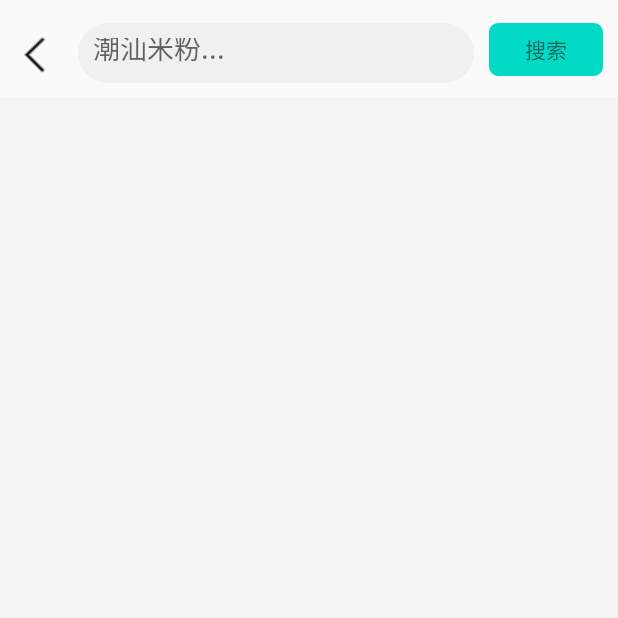
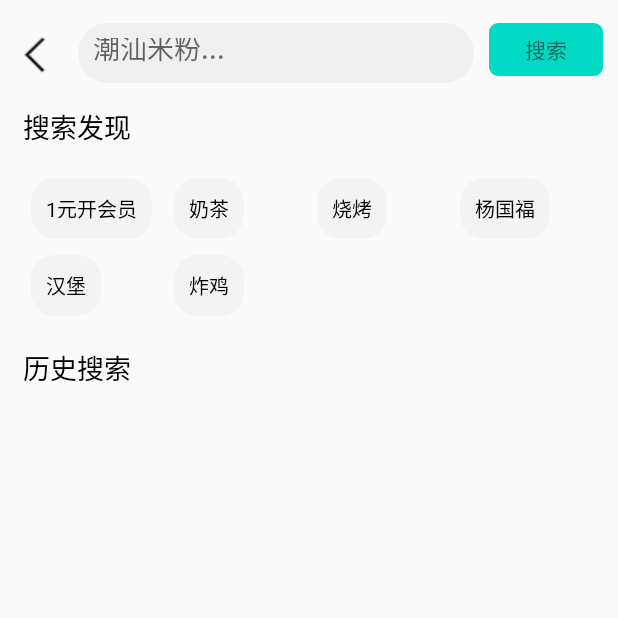
Before and after one commit to JasonO11111/WhatToEatToday, an Android app: the SearchActivity screen opened directly, with no data from a screen before it, on a phone screen of 412 x 824 dp, the top half of it. Run offline under Robolectric (Android 15) with nearby library versions, the phone set to English and light mode, and no system bars.

Commit message:
提交历史搜索记录和热门商品

```diff
--- a/app/src/main/AndroidManifest.xml
+++ b/app/src/main/AndroidManifest.xml
@@ -20,6 +20,7 @@
         </activity>
         <activity
             android:name="com.zoulongsheng.whattoeattoday.module.search.SearchActivity"
+            android:launchMode="singleTask"
             android:theme="@style/Theme.AppCompat.Light.NoActionBar">
             <meta-data
                 android:name="android.support.PARENT_ACTIVITY"
@@ -27,6 +28,7 @@
         </activity>
         <activity
             android:name=".IndexActivity"
+            android:launchMode="singleTask"
             android:theme="@style/Theme.AppCompat.Light.NoActionBar" />
         <activity
             android:name="com.zoulongsheng.whattoeattoday.module.index.MainActivity"
--- /dev/null
+++ b/app/src/main/java/com/zoulongsheng/whattoeattoday/adapter/HistoryAdapter.java
@@ -0,0 +1,58 @@
+package com.zoulongsheng.whattoeattoday.adapter;
+
+import android.view.LayoutInflater;
+import android.view.View;
+import android.view.ViewGroup;
+import android.widget.TextView;
+
+import androidx.annotation.NonNull;
+import androidx.recyclerview.widget.RecyclerView;
+
+import com.zoulongsheng.whattoeattoday.R;
+import com.zoulongsheng.whattoeattoday.beans.History;
+import com.zoulongsheng.whattoeattoday.beans.Hot;
+
+import java.util.List;
+
+public class HistoryAdapter extends RecyclerView.Adapter<HistoryAdapter.ViewHolder>{
+
+    private List<History> mHistoryList;
+
+
+    static class ViewHolder extends RecyclerView.ViewHolder{
+
+        TextView historyText;
+
+        public ViewHolder(View view){
+            super(view);
+            historyText = view.findViewById(R.id.history_text);
+        }
+
+    }
+
+    public HistoryAdapter(List<History> mHistoryList){
+        this.mHistoryList = mHistoryList;
+    }
+
+    @NonNull
+    @Override
+    public ViewHolder onCreateViewHolder(@NonNull ViewGroup parent, int viewType) {
+        View view = LayoutInflater.from(parent.getContext()).inflate(R.layout.history_item,parent,false);
+        ViewHolder holder = new ViewHolder(view);
+        return holder;
+    }
+
+    @Override
+    public void onBindViewHolder(@NonNull ViewHolder holder, int position) {
+        History history = mHistoryList.get(position);
+        holder.historyText.setText(history.getName());
+    }
+
+    @Override
+    public int getItemCount() {
+        return mHistoryList.size();
+    }
+
+
+
+}
--- /dev/null
+++ b/app/src/main/java/com/zoulongsheng/whattoeattoday/adapter/HotAdapter.java
@@ -0,0 +1,57 @@
+package com.zoulongsheng.whattoeattoday.adapter;
+
+import android.view.LayoutInflater;
+import android.view.View;
+import android.view.ViewGroup;
+import android.widget.TextView;
+
+import androidx.annotation.NonNull;
+import androidx.recyclerview.widget.RecyclerView;
+
+import com.zoulongsheng.whattoeattoday.R;
+import com.zoulongsheng.whattoeattoday.beans.Hot;
+
+import java.util.List;
+
+public class HotAdapter extends RecyclerView.Adapter<HotAdapter.ViewHolder>{
+
+    private List<Hot> mHotList;
+
+
+    static class ViewHolder extends RecyclerView.ViewHolder{
+
+        TextView hotText;
+
+        public ViewHolder(View view){
+            super(view);
+            hotText = view.findViewById(R.id.hot_text);
+        }
+
+    }
+
+    public HotAdapter(List<Hot> mHotList){
+        this.mHotList = mHotList;
+    }
+
+    @NonNull
+    @Override
+    public ViewHolder onCreateViewHolder(@NonNull ViewGroup parent, int viewType) {
+        View view = LayoutInflater.from(parent.getContext()).inflate(R.layout.hot_item,parent,false);
+        ViewHolder holder = new ViewHolder(view);
+        return holder;
+    }
+
+    @Override
+    public void onBindViewHolder(@NonNull ViewHolder holder, int position) {
+        Hot hot = mHotList.get(position);
+        holder.hotText.setText(hot.getName());
+    }
+
+    @Override
+    public int getItemCount() {
+        return mHotList.size();
+    }
+
+
+
+}
--- /dev/null
+++ b/app/src/main/java/com/zoulongsheng/whattoeattoday/beans/History.java
@@ -0,0 +1,23 @@
+package com.zoulongsheng.whattoeattoday.beans;
+
+public class History {
+
+    private String name;
+    private String time;
+
+    public String getTime() {
+        return time;
+    }
+
+    public void setTime(String time) {
+        this.time = time;
+    }
+
+    public String getName() {
+        return name;
+    }
+
+    public void setName(String name) {
+        this.name = name;
+    }
+}
--- /dev/null
+++ b/app/src/main/java/com/zoulongsheng/whattoeattoday/beans/Hot.java
@@ -0,0 +1,24 @@
+package com.zoulongsheng.whattoeattoday.beans;
+
+public class Hot{
+
+    private String name;
+    private String time;
+
+
+    public String getName() {
+        return name;
+    }
+
+    public void setName(String name) {
+        this.name = name;
+    }
+
+    public String getTime() {
+        return time;
+    }
+
+    public void setTime(String time) {
+        this.time = time;
+    }
+}
--- a/app/src/main/java/com/zoulongsheng/whattoeattoday/module/search/SearchActivity.java
+++ b/app/src/main/java/com/zoulongsheng/whattoeattoday/module/search/SearchActivity.java
@@ -4,6 +4,7 @@ import androidx.appcompat.app.AlertDialog;
 import androidx.appcompat.app.AppCompatActivity;
 import androidx.recyclerview.widget.LinearLayoutManager;
 import androidx.recyclerview.widget.RecyclerView;
+import androidx.recyclerview.widget.StaggeredGridLayoutManager;
 
 import android.content.DialogInterface;
 import android.content.Intent;
@@ -18,15 +19,25 @@ import android.view.WindowManager;
 import android.view.inputmethod.InputMethodManager;
 import android.widget.EditText;
 import android.widget.ImageView;
+import android.widget.LinearLayout;
 import android.widget.ProgressBar;
 import android.widget.TextView;
 
+import com.zoulongsheng.whattoeattoday.adapter.HistoryAdapter;
+import com.zoulongsheng.whattoeattoday.adapter.HotAdapter;
+import com.zoulongsheng.whattoeattoday.beans.History;
+import com.zoulongsheng.whattoeattoday.beans.Hot;
 import com.zoulongsheng.whattoeattoday.module.index.MainActivity;
 import com.zoulongsheng.whattoeattoday.R;
 import com.zoulongsheng.whattoeattoday.adapter.RestaurantAdapter;
 import com.zoulongsheng.whattoeattoday.beans.Restaurant;
+import com.zoulongsheng.whattoeattoday.tools.dbcontroller.HistoryDatabaseController;
 
+import java.text.SimpleDateFormat;
 import java.util.ArrayList;
+import java.util.Date;
+import java.util.List;
+
 import android.os.SystemClock;
 public class SearchActivity extends AppCompatActivity implements View.OnClickListener, TextWatcher {
 
@@ -38,6 +49,13 @@ public class SearchActivity extends AppCompatActivity implements View.OnClickLis
     private ProgressBar progressBar;
     private TextView not_foundText;
     private RecyclerView recyclerView;
+    private RecyclerView hotRecycle;
+    private RecyclerView historyRecycle;
+    private List<Hot> hotList = new ArrayList<>();
+    private List<History> historyList = new ArrayList<>();
+    private LinearLayout hot_history_linearlayout;
+    HistoryDatabaseController historyDatabaseController;
+
     ArrayList<Restaurant> restaurants = new ArrayList<Restaurant>();
     private Handler handler = new Handler(){
         public void handleMessage(Message msg){
@@ -58,11 +76,15 @@ public class SearchActivity extends AppCompatActivity implements View.OnClickLis
         }
     };
 
+    public SearchActivity() {
+    }
+
     @Override
     protected void onCreate(Bundle savedInstanceState) {
         super.onCreate(savedInstanceState);
         setContentView(R.layout.activity_search);
         init();
+        initRecycle();
     }
 
     private void init(){
@@ -72,6 +94,10 @@ public class SearchActivity extends AppCompatActivity implements View.OnClickLis
         progressBar = findViewById(R.id.loading);
         not_foundText = findViewById(R.id.not_found);
         recyclerView = findViewById(R.id.search_recycle_restaurant);
+        hotRecycle = findViewById(R.id.hot_recycle);
+        historyRecycle = findViewById(R.id.history_recycle);
+        hot_history_linearlayout = findViewById(R.id.hot_history_linearlayout);
+        historyDatabaseController = new HistoryDatabaseController(this);
         searchEdit.setFocusable(true);
         searchEdit.setFocusableInTouchMode(true);
         searchEdit.requestFocus();
@@ -79,6 +105,44 @@ public class SearchActivity extends AppCompatActivity implements View.OnClickLis
         backImg.setOnClickListener(this);
         searchEdit.addTextChangedListener(this);
         search_btn.setOnClickListener(this);
+    }
+
+    private void initRecycle(){
+        Hot hot = new Hot();
+        hot.setName("1元开会员");
+        hotList.add(hot);
+        hot = new Hot();
+        hot.setName("奶茶");
+        hotList.add(hot);
+        hot = new Hot();
+        hot.setName("烧烤");
+        hotList.add(hot);
+        hot = new Hot();
+        hot.setName("杨国福");
+        hotList.add(hot);
+        hot = new Hot();
+        hot.setName("汉堡");
+        hotList.add(hot);
+        hot = new Hot();
+        hot.setName("炸鸡");
+        hotList.add(hot);
+        History history = new History();
+        history.setName("阿旺饭馆");
+        historyList.add(history);
+        historyList.add(history);
+        historyList.add(history);
+        historyList.add(history);
+        historyList.add(history);
+        historyList.add(history);
+        historyList = historyDatabaseController.queryData();
+        StaggeredGridLayoutManager layoutManagerHot = new StaggeredGridLayoutManager(4,StaggeredGridLayoutManager.VERTICAL);
+        hotRecycle.setLayoutManager(layoutManagerHot);
+        HotAdapter hotAdapter = new HotAdapter(hotList);
+        hotRecycle.setAdapter(hotAdapter);
+        StaggeredGridLayoutManager layoutManagerHistory = new StaggeredGridLayoutManager(5,StaggeredGridLayoutManager.VERTICAL);
+        historyRecycle.setLayoutManager(layoutManagerHistory);
+        HistoryAdapter historyAdapter = new HistoryAdapter(historyList);
+        historyRecycle.setAdapter(historyAdapter);
     }
 
     @Override
@@ -112,7 +176,7 @@ public class SearchActivity extends AppCompatActivity implements View.OnClickLis
 
     public void search(){
         restaurants.clear();
-
+        hot_history_linearlayout.setVisibility(View.GONE);
         progressBar.setVisibility(View.GONE);
         not_foundText.setVisibility(View.GONE);
         recyclerView.setVisibility(View.GONE);
@@ -131,6 +195,13 @@ public class SearchActivity extends AppCompatActivity implements View.OnClickLis
             });
             alertDialog.show();
         }else{
+            SimpleDateFormat format = new SimpleDateFormat("yyyy年MM月dd日   HH:mm:ss");
+            Date curDate = new Date(System.currentTimeMillis());
+            String str = format.format(curDate);
+            History history = new History();
+            history.setName(searchStr);
+            history.setTime(str);
+            historyDatabaseController.insertData(history);
             progressBar.setVisibility(View.VISIBLE);
             new Thread(new Runnable() {
                 @Override
--- /dev/null
+++ b/app/src/main/java/com/zoulongsheng/whattoeattoday/tools/db/MyDatabaseHelper.java
@@ -0,0 +1,33 @@
+package com.zoulongsheng.whattoeattoday.tools.db;
+
+import android.content.Context;
+import android.database.sqlite.SQLiteDatabase;
+import android.database.sqlite.SQLiteOpenHelper;
+import android.util.Log;
+import android.widget.Toast;
+
+public class MyDatabaseHelper extends SQLiteOpenHelper {
+
+    public static final String CREATE_HISTORY = "create table History ("
+            +"name text primary key,"
+            +"time text)";
+
+    private Context mContext;
+
+    public MyDatabaseHelper(Context context, String name, SQLiteDatabase.CursorFactory factory,int version){
+        super(context,name,factory,version);
+        mContext = context;
+    }
+
+    @Override
+    public void onCreate(SQLiteDatabase db){
+        db.execSQL(CREATE_HISTORY);
+        Log.d("zls:","Create succeeded");
+    }
+
+    @Override
+    public void onUpgrade(SQLiteDatabase db,int oldVersion,int newVersion){
+
+    }
+
+}
--- /dev/null
+++ b/app/src/main/java/com/zoulongsheng/whattoeattoday/tools/dbcontroller/HistoryDatabaseController.java
@@ -0,0 +1,72 @@
+package com.zoulongsheng.whattoeattoday.tools.dbcontroller;
+
+import android.content.ContentValues;
+import android.content.Context;
+import android.database.Cursor;
+import android.database.sqlite.SQLiteDatabase;
+
+import com.zoulongsheng.whattoeattoday.beans.History;
+import com.zoulongsheng.whattoeattoday.tools.db.MyDatabaseHelper;
+
+import java.util.ArrayList;
+import java.util.List;
+
+public class HistoryDatabaseController {
+
+    private MyDatabaseHelper dbHelper;
+    private SQLiteDatabase db;
+
+    public HistoryDatabaseController(Context context){
+        createDateBase(context);
+    }
+
+    /**
+     * 创建数据库
+     */
+    private void createDateBase(Context context){
+        dbHelper = new MyDatabaseHelper(context,"History.db",null,1);
+        dbHelper.getWritableDatabase();
+        db = dbHelper.getWritableDatabase();
+    }
+
+    /**
+     *  插入数据
+     *
+     */
+    public void insertData(History history){
+        ContentValues values = new ContentValues();
+        values.put("name",history.getName());
+        values.put("time",history.getTime());
+        db.insert("History",null,values);
+    }
+
+    /**
+     *
+     * 删除数据
+     */
+    public void delData(){
+        db.delete("History","name != ",new String[]{null});
+    }
+
+    /**
+     *
+     * 查询数据
+     */
+    public List<History> queryData(){
+        Cursor cursor = db.query("History",null,null,null,null,null,null);
+        List<History> list = new ArrayList<>();
+        if(cursor.moveToFirst()){
+            do{
+                String name = cursor.getString(cursor.getColumnIndex("name"));
+                String time = cursor.getString(cursor.getColumnIndex("time"));
+                History history = new History();
+                history.setName(name);
+                history.setTime(time);
+                list.add(history);
+            }while(cursor.moveToNext());
+        }
+        return list;
+    }
+
+
+}
--- /dev/null
+++ b/app/src/main/res/drawable/history_shape.xml
@@ -0,0 +1,21 @@
+<?xml version="1.0" encoding="utf-8"?>
+<shape xmlns:android="http://schemas.android.com/apk/res/android">
+
+    <solid android:color="#F3F3F4" />
+
+    <stroke
+        android:width="1dip"
+        android:color="#F3F3F4" />
+
+    <corners
+        android:radius="15dp"
+        />
+
+    <padding
+        android:left="10dp"
+        android:right="10dp"
+        android:top="10dp"
+        android:bottom="10dp"
+        />
+
+</shape>
--- a/app/src/main/res/layout/activity_search.xml
+++ b/app/src/main/res/layout/activity_search.xml
@@ -55,6 +55,50 @@
     </LinearLayout>
 
     <LinearLayout
+        android:id="@+id/hot_history_linearlayout"
+        android:layout_width="match_parent"
+        android:layout_height="match_parent"
+        android:orientation="vertical"
+        android:layout_marginLeft="15dp"
+        android:layout_marginRight="15dp"
+        >
+
+        <TextView
+            android:layout_width="match_parent"
+            android:layout_height="wrap_content"
+            android:text="搜索发现"
+            android:textColor="#000000"
+            android:textSize="18sp"
+            android:layout_marginTop="5dp"
+            />
+
+        <androidx.recyclerview.widget.RecyclerView
+            android:id="@+id/hot_recycle"
+            android:layout_width="match_parent"
+            android:layout_height="wrap_content"
+            android:layout_marginTop="15dp"
+            />
+
+        <TextView
+            android:layout_width="match_parent"
+            android:layout_height="wrap_content"
+            android:text="历史搜索"
+            android:textSize="18sp"
+            android:textColor="#000000"
+            android:layout_marginTop="15dp"
+            />
+
+        <androidx.recyclerview.widget.RecyclerView
+            android:id="@+id/history_recycle"
+            android:layout_width="match_parent"
+            android:layout_height="wrap_content"
+            android:layout_marginTop="15dp"
+            />
+
+    </LinearLayout>
+
+
+    <LinearLayout
         android:layout_width="match_parent"
         android:layout_height="match_parent"
         android:orientation="vertical"
--- /dev/null
+++ b/app/src/main/res/layout/history_item.xml
@@ -0,0 +1,22 @@
+<?xml version="1.0" encoding="utf-8"?>
+<LinearLayout
+    xmlns:android="http://schemas.android.com/apk/res/android"
+    android:layout_width="wrap_content"
+    android:layout_height="wrap_content"
+    android:layout_margin="5dp"
+    >
+
+    <TextView
+        android:id="@+id/history_text"
+        android:layout_width="wrap_content"
+        android:layout_height="wrap_content"
+        android:text="一元开会员"
+        android:textSize="13sp"
+        android:textColor="#000000"
+        android:background="@drawable/history_shape"
+        android:layout_gravity="left"
+        />
+
+
+
+</LinearLayout>
--- /dev/null
+++ b/app/src/main/res/layout/hot_item.xml
@@ -0,0 +1,22 @@
+<?xml version="1.0" encoding="utf-8"?>
+<LinearLayout
+    xmlns:android="http://schemas.android.com/apk/res/android"
+    android:layout_width="wrap_content"
+    android:layout_height="wrap_content"
+    android:layout_margin="5dp"
+    >
+
+    <TextView
+        android:id="@+id/hot_text"
+        android:layout_width="wrap_content"
+        android:layout_height="wrap_content"
+        android:text="一元开会员"
+        android:textSize="13sp"
+        android:textColor="#000000"
+        android:background="@drawable/history_shape"
+        android:layout_gravity="left"
+        />
+
+
+
+</LinearLayout>
```
